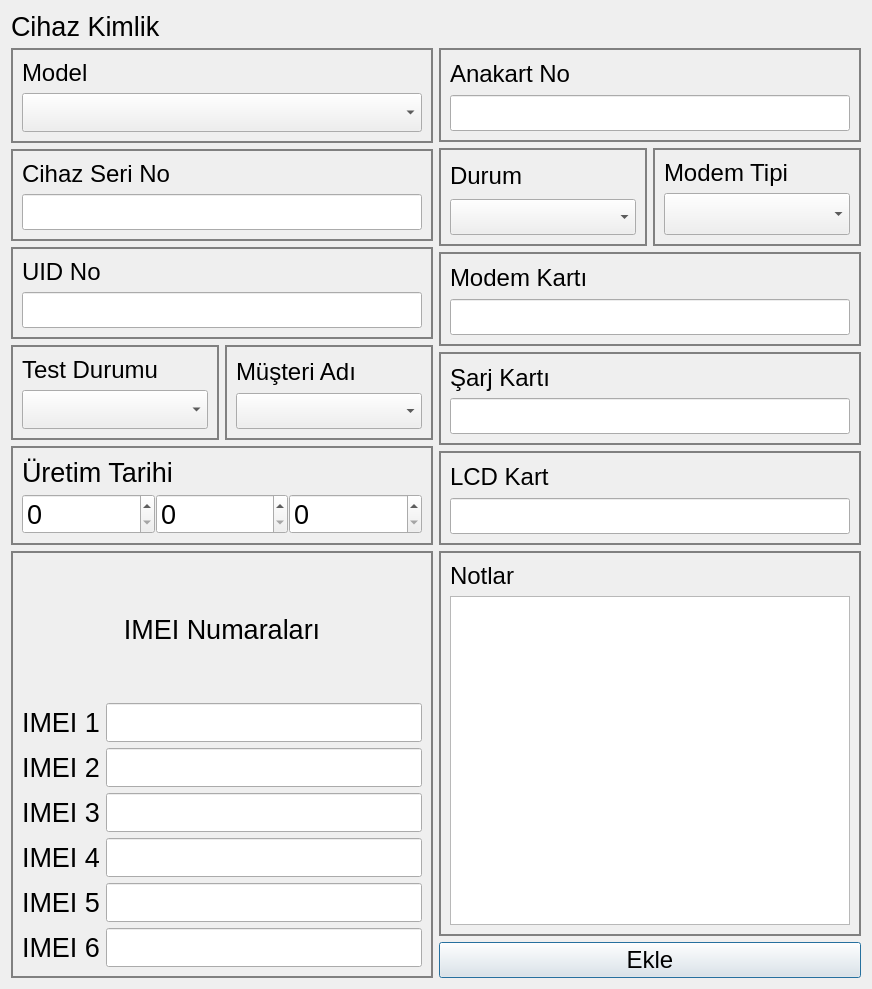
This is secdialog.ui in yunusemrecinar/QT5-cihaz-kimlik-teknik-servis as Qt 5 draws it before an edit. The edited form follows.
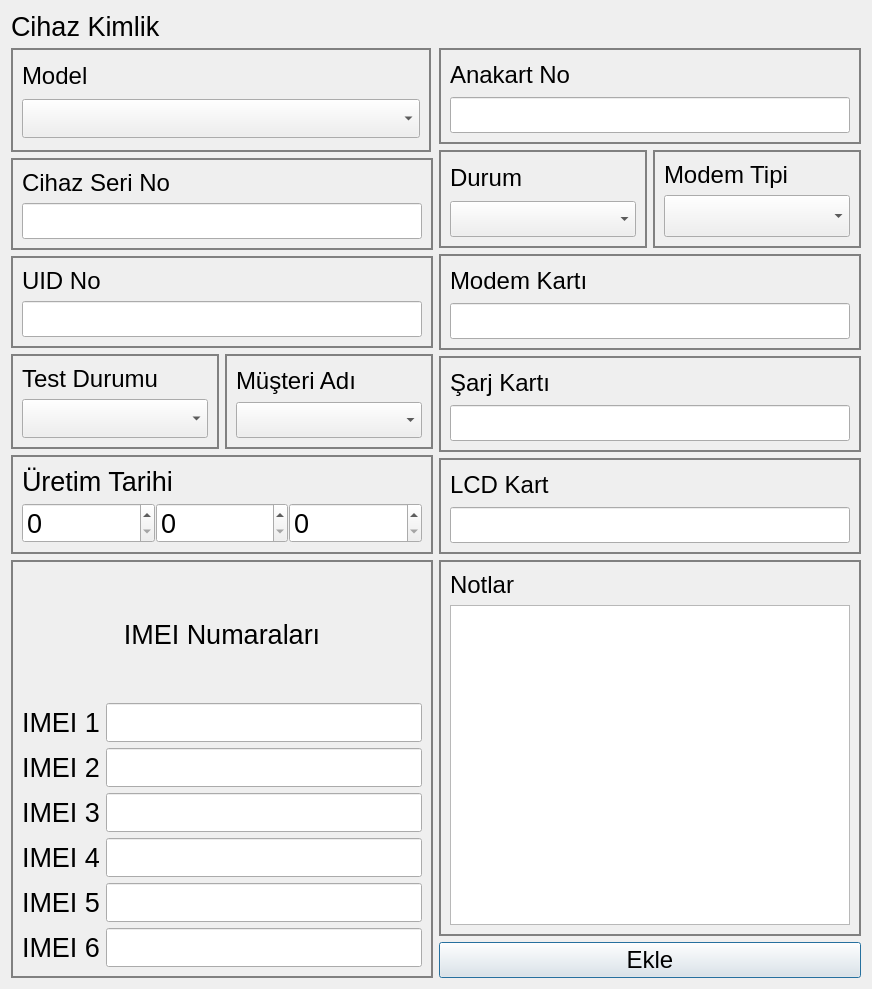
This is the edited form.

The edit to the form file:
```diff
--- a/secdialog.ui
+++ b/secdialog.ui
@@ -46,11 +46,17 @@
          <item>
           <widget class="QGroupBox" name="ModelBox">
            <property name="sizePolicy">
-            <sizepolicy hsizetype="Preferred" vsizetype="Preferred">
+            <sizepolicy hsizetype="Fixed" vsizetype="Fixed">
              <horstretch>0</horstretch>
              <verstretch>0</verstretch>
             </sizepolicy>
            </property>
+           <property name="minimumSize">
+            <size>
+             <width>420</width>
+             <height>104</height>
+            </size>
+           </property>
            <property name="styleSheet">
             <string notr="true">QGroupBox {
 border:2px solid grey;
@@ -59,6 +65,18 @@
            <layout class="QVBoxLayout" name="verticalLayout_7">
             <item>
              <widget class="QLabel" name="Model">
+              <property name="sizePolicy">
+               <sizepolicy hsizetype="Fixed" vsizetype="Fixed">
+                <horstretch>0</horstretch>
+                <verstretch>0</verstretch>
+               </sizepolicy>
+              </property>
+              <property name="minimumSize">
+               <size>
+                <width>398</width>
+                <height>0</height>
+               </size>
+              </property>
               <property name="font">
                <font>
                 <pointsize>18</pointsize>
```
Left out of the diff: 2 changed lines with no effect on the pictures.
